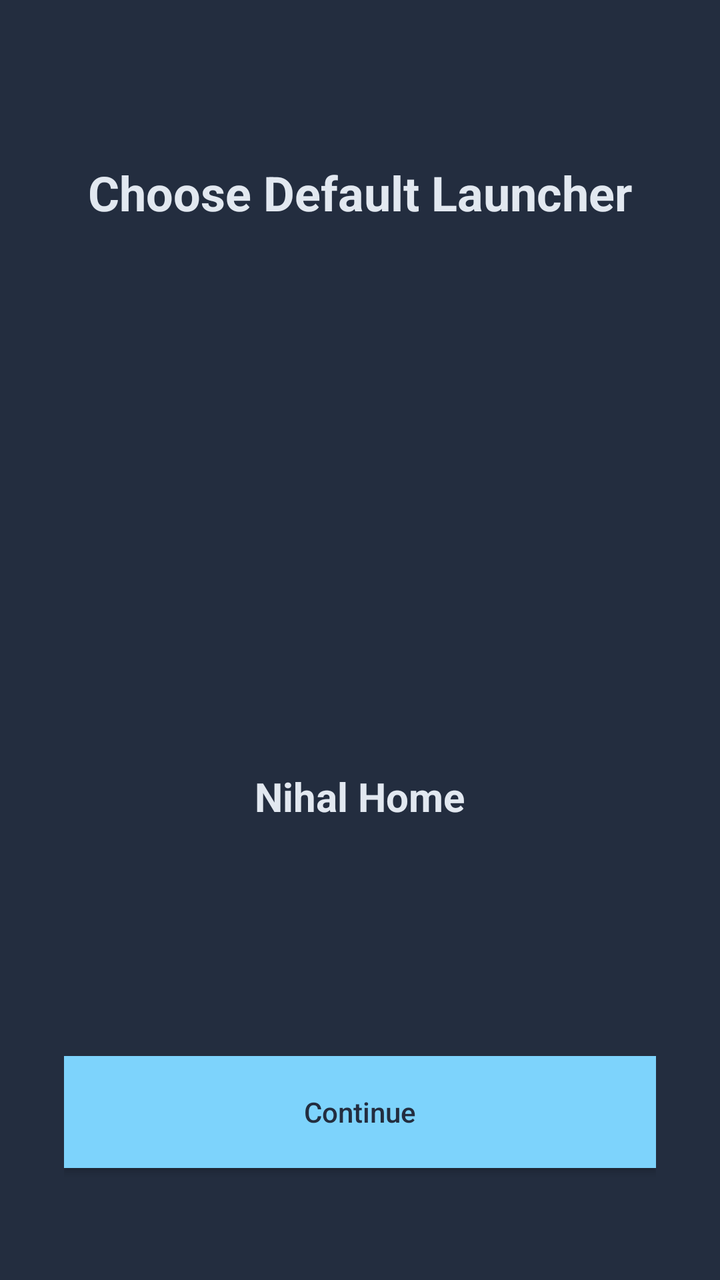
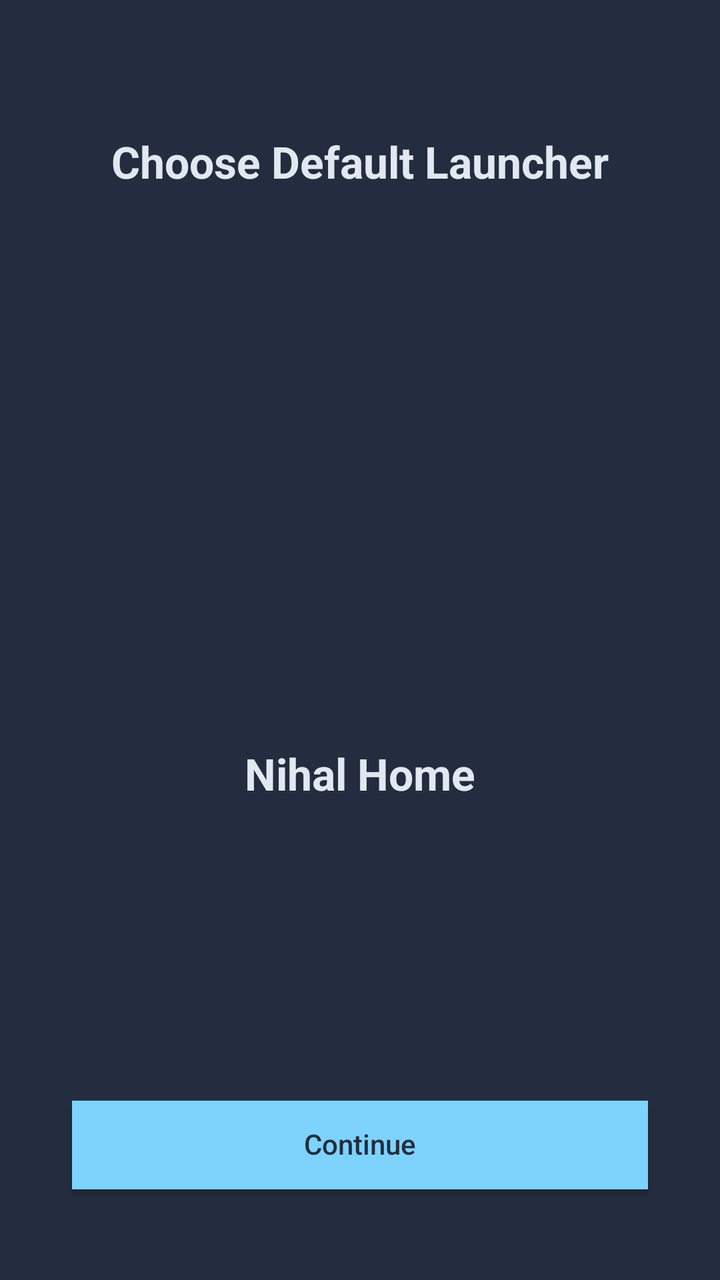

An Android layout rendered at two revisions. The XML below is the earlier revision; the diff shows what the commit changed to produce the second picture.
<!-- AndroidManifest.xml: activity theme Theme.NihalHome -->
<!-- res/layout/activity_default_launcher.xml -->
<?xml version="1.0" encoding="utf-8"?>
<LinearLayout xmlns:android="http://schemas.android.com/apk/res/android"
    android:layout_width="match_parent"
    android:layout_height="match_parent"
    android:orientation="vertical"
    android:background="@color/onboarding_background"
    android:padding="32dp">

    <TextView
        android:id="@+id/textChooseDefaultLauncher"
        android:layout_width="wrap_content"
        android:layout_height="wrap_content"
        android:layout_gravity="center_horizontal"
        android:layout_marginTop="48dp"
        android:text="@string/choose_default_launcher_title"
        android:textColor="@color/onboarding_heading"
        android:textSize="24sp"
        android:textStyle="bold" />

    <LinearLayout
        android:layout_width="match_parent"
        android:layout_height="0dp"
        android:layout_weight="1"
        android:orientation="vertical"
        android:gravity="center">

        <ImageView
            android:id="@+id/imageAppLogo"
            android:layout_width="140dp"
            android:layout_height="140dp"
            android:src="@mipmap/ic_launcher" />

        <TextView
            android:id="@+id/textAppName"
            android:layout_width="wrap_content"
            android:layout_height="wrap_content"
            android:layout_marginTop="16dp"
            android:text="@string/app_name"
            android:textColor="@color/onboarding_heading"
            android:textSize="20sp"
            android:textStyle="bold" />

    </LinearLayout>

    <Button
        android:id="@+id/buttonContinue"
        android:layout_width="match_parent"
        android:layout_height="56dp"
        android:layout_marginBottom="24dp"
        android:background="@color/onboarding_accent"
        android:text="@string/action_continue"
        android:textColor="@color/onboarding_button_text"
        android:textAllCaps="false"
        android:elevation="0dp" />

</LinearLayout>
<!-- resources referenced by this layout -->
<resources>
  <color name="onboarding_accent">#7DD3FC</color>
  <color name="onboarding_background">#232D3F</color>
  <color name="onboarding_button_text">#232D3F</color>
  <color name="onboarding_heading">#E2E8F0</color>
  <!-- mipmap ic_launcher (mipmap-anydpi-v26) -->
  <?xml version="1.0" encoding="utf-8"?>
  <adaptive-icon xmlns:android="http://schemas.android.com/apk/res/android">
      <background android:drawable="@drawable/ic_launcher_background"/>
      <foreground android:drawable="@drawable/ic_launcher_foreground"/>
  </adaptive-icon>
  <string name="action_continue">Continue</string>
  <string name="app_name">Nihal Home</string>
  <string name="choose_default_launcher_title">Choose Default Launcher</string>
  <style name="Theme.NihalHome" parent="android:Theme.Material.Light.NoActionBar">
          <item name="android:windowBackground">@android:color/white</item>
          <item name="android:statusBarColor">@android:color/white</item>
          <item name="android:navigationBarColor">@android:color/white</item>
          <item name="android:windowLightStatusBar">true</item>
      </style>
  <!-- drawable ic_launcher_background: png bitmap (drawable, 8505 bytes) -->
  <!-- drawable ic_launcher_foreground: png bitmap (drawable, 4767 bytes) -->
</resources>

<!-- the commit's change to res/layout/activity_default_launcher.xml (unified diff, before → after) -->
@@ -1,56 +1,172 @@
 <?xml version="1.0" encoding="utf-8"?>
-<LinearLayout xmlns:android="http://schemas.android.com/apk/res/android"
+<androidx.constraintlayout.widget.ConstraintLayout
+    xmlns:android="http://schemas.android.com/apk/res/android"
+    xmlns:app="http://schemas.android.com/apk/res-auto"
     android:layout_width="match_parent"
     android:layout_height="match_parent"
-    android:orientation="vertical"
-    android:background="@color/onboarding_background"
-    android:padding="32dp">
+    android:background="@color/onboarding_background">
 
-    <TextView
-        android:id="@+id/textChooseDefaultLauncher"
+    
+    <androidx.constraintlayout.widget.Guideline
+        android:id="@+id/guideTitleTop"
         android:layout_width="wrap_content"
         android:layout_height="wrap_content"
-        android:layout_gravity="center_horizontal"
-        android:layout_marginTop="48dp"
+        android:orientation="horizontal"
+        app:layout_constraintGuide_percent="0.108" />
+
+    <androidx.constraintlayout.widget.Guideline
+        android:id="@+id/guideTitleBottom"
+        android:layout_width="wrap_content"
+        android:layout_height="wrap_content"
+        android:orientation="horizontal"
+        app:layout_constraintGuide_percent="0.148" />
+
+    <androidx.constraintlayout.widget.Guideline
+        android:id="@+id/guideIconTop"
+        android:layout_width="wrap_content"
+        android:layout_height="wrap_content"
+        android:orientation="horizontal"
+        app:layout_constraintGuide_percent="0.386" />
+
+    <androidx.constraintlayout.widget.Guideline
+        android:id="@+id/guideIconBottom"
+        android:layout_width="wrap_content"
+        android:layout_height="wrap_content"
+        android:orientation="horizontal"
+        app:layout_constraintGuide_percent="0.557" />
+
+    <androidx.constraintlayout.widget.Guideline
+        android:id="@+id/guideLabelTop"
+        android:layout_width="wrap_content"
+        android:layout_height="wrap_content"
+        android:orientation="horizontal"
+        app:layout_constraintGuide_percent="0.586" />
+
+    <androidx.constraintlayout.widget.Guideline
+        android:id="@+id/guideLabelBottom"
+        android:layout_width="wrap_content"
+        android:layout_height="wrap_content"
+        android:orientation="horizontal"
+        app:layout_constraintGuide_percent="0.626" />
+
+    <androidx.constraintlayout.widget.Guideline
+        android:id="@+id/guideButtonTop"
+        android:layout_width="wrap_content"
+        android:layout_height="wrap_content"
+        android:orientation="horizontal"
+        app:layout_constraintGuide_percent="0.860" />
+
+    <androidx.constraintlayout.widget.Guideline
+        android:id="@+id/guideButtonBottom"
+        android:layout_width="wrap_content"
+        android:layout_height="wrap_content"
+        android:orientation="horizontal"
+        app:layout_constraintGuide_percent="0.929" />
+
+    
+    <androidx.constraintlayout.widget.Guideline
+        android:id="@+id/guideIconLeft"
+        android:layout_width="wrap_content"
+        android:layout_height="wrap_content"
+        android:orientation="vertical"
+        app:layout_constraintGuide_percent="0.325" />
+
+    <androidx.constraintlayout.widget.Guideline
+        android:id="@+id/guideIconRight"
+        android:layout_width="wrap_content"
+        android:layout_height="wrap_content"
+        android:orientation="vertical"
+        app:layout_constraintGuide_percent="0.675" />
+
+    
+    <androidx.constraintlayout.widget.Guideline
+        android:id="@+id/guideLeft"
+        android:layout_width="wrap_content"
+        android:layout_height="wrap_content"
+        android:orientation="vertical"
+        app:layout_constraintGuide_percent="0.10" />
+
+    <androidx.constraintlayout.widget.Guideline
+        android:id="@+id/guideRight"
+        android:layout_width="wrap_content"
+        android:layout_height="wrap_content"
+        android:orientation="vertical"
+        app:layout_constraintGuide_percent="0.90" />
+
+    
+    <androidx.appcompat.widget.AppCompatTextView
+        android:id="@+id/textChooseDefaultLauncher"
+        android:layout_width="0dp"
+        android:layout_height="0dp"
         android:text="@string/choose_default_launcher_title"
         android:textColor="@color/onboarding_heading"
-        android:textSize="24sp"
-        android:textStyle="bold" />
+        android:textStyle="bold"
+        android:gravity="center"
+        android:maxLines="1"
+        android:includeFontPadding="false"
+        android:ellipsize="none"
+        app:autoSizeTextType="uniform"
+        app:autoSizeMinTextSize="1sp"
+        app:autoSizeMaxTextSize="200sp"
+        app:autoSizeStepGranularity="1sp"
+        app:layout_constraintStart_toStartOf="@id/guideLeft"
+        app:layout_constraintEnd_toEndOf="@id/guideRight"
+        app:layout_constraintTop_toTopOf="@id/guideTitleTop"
+        app:layout_constraintBottom_toBottomOf="@id/guideTitleBottom" />
 
-    <LinearLayout
-        android:layout_width="match_parent"
+    
+    <com.google.android.material.imageview.ShapeableImageView
+        android:id="@+id/imageAppLogo"
+        android:layout_width="0dp"
         android:layout_height="0dp"
-        android:layout_weight="1"
-        android:orientation="vertical"
-        android:gravity="center">
+        android:scaleType="centerCrop"
+        android:src="@mipmap/ic_launcher"
+        app:shapeAppearanceOverlay="@style/CircleImageOverlay"
+        app:layout_constraintStart_toStartOf="@id/guideIconLeft"
+        app:layout_constraintEnd_toEndOf="@id/guideIconRight"
+        app:layout_constraintTop_toTopOf="@id/guideIconTop"
+        app:layout_constraintBottom_toBottomOf="@id/guideIconBottom" />
 
-        <ImageView
-            android:id="@+id/imageAppLogo"
-            android:layout_width="140dp"
-            android:layout_height="140dp"
-            android:src="@mipmap/ic_launcher" />
+    
+    <androidx.appcompat.widget.AppCompatTextView
+        android:id="@+id/textAppName"
+        android:layout_width="0dp"
+        android:layout_height="0dp"
+        android:text="@string/app_name"
+        android:textColor="@color/onboarding_heading"
+        android:textStyle="bold"
+        android:gravity="center"
+        android:maxLines="1"
+        android:includeFontPadding="false"
+        android:ellipsize="none"
+        app:autoSizeTextType="uniform"
+        app:autoSizeMinTextSize="1sp"
+        app:autoSizeMaxTextSize="200sp"
+        app:autoSizeStepGranularity="1sp"
+        app:layout_constraintStart_toStartOf="@id/guideLeft"
+        app:layout_constraintEnd_toEndOf="@id/guideRight"
+        app:layout_constraintTop_toTopOf="@id/guideLabelTop"
+        app:layout_constraintBottom_toBottomOf="@id/guideLabelBottom" />
 
-        <TextView
-            android:id="@+id/textAppName"
-            android:layout_width="wrap_content"
-            android:layout_height="wrap_content"
-            android:layout_marginTop="16dp"
-            android:text="@string/app_name"
-            android:textColor="@color/onboarding_heading"
-            android:textSize="20sp"
-            android:textStyle="bold" />
-
-    </LinearLayout>
-
+    
     <Button
         android:id="@+id/buttonContinue"
-        android:layout_width="match_parent"
-        android:layout_height="56dp"
-        android:layout_marginBottom="24dp"
+        android:layout_width="0dp"
+        android:layout_height="0dp"
+        android:minWidth="0dp"
+        android:minHeight="0dp"
+        android:paddingVertical="0dp"
         android:background="@color/onboarding_accent"
         android:text="@string/action_continue"
         android:textColor="@color/onboarding_button_text"
         android:textAllCaps="false"
-        android:elevation="0dp" />
+        android:gravity="center"
+        android:maxLines="1"
+        android:includeFontPadding="false"
+        android:elevation="0dp"
+        app:layout_constraintStart_toStartOf="@id/guideLeft"
+        app:layout_constraintEnd_toEndOf="@id/guideRight"
+        app:layout_constraintTop_toTopOf="@id/guideButtonTop"
+        app:layout_constraintBottom_toBottomOf="@id/guideButtonBottom" />
 
-</LinearLayout>
+</androidx.constraintlayout.widget.ConstraintLayout>
